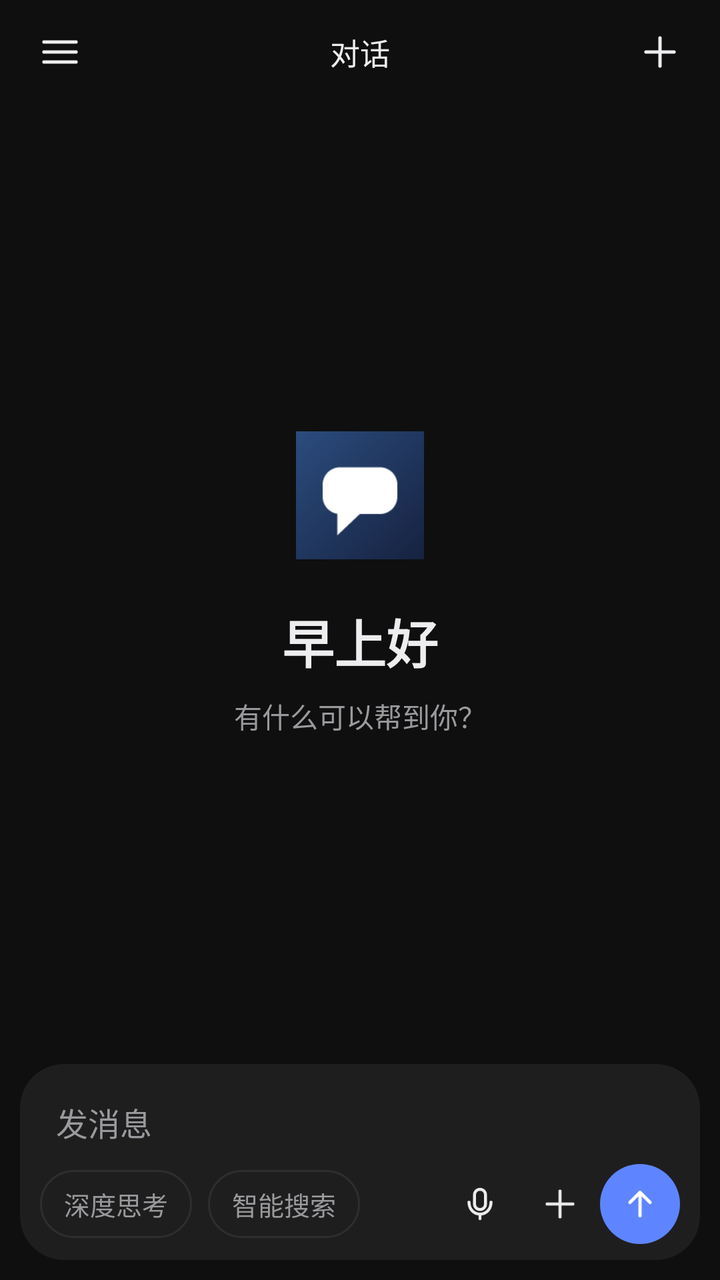
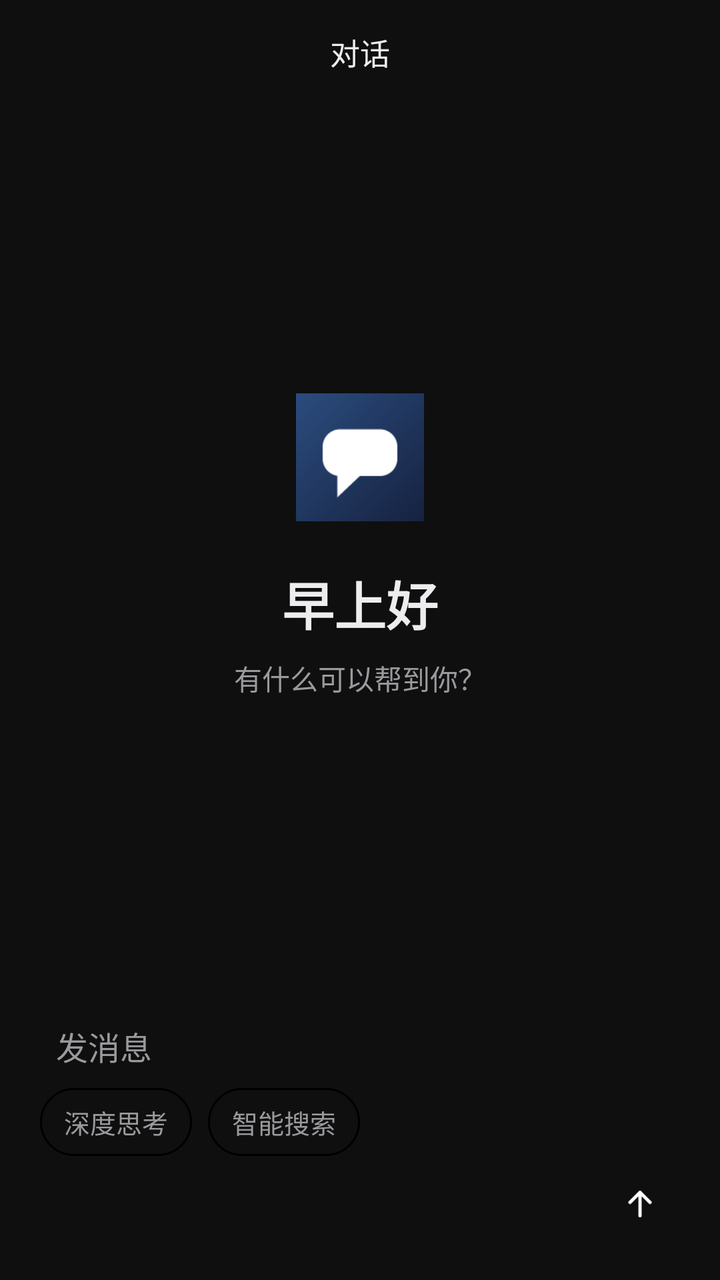

Two renders of the same Android screen: before a commit and after it. Below are the layout's source before the change and the commit's diff.
<!-- AndroidManifest.xml: application theme android:Theme.Material.NoActionBar -->
<!-- res/layout/activity_chat.xml -->
<?xml version="1.0" encoding="utf-8"?>
<FrameLayout xmlns:android="http://schemas.android.com/apk/res/android"
    android:layout_width="match_parent"
    android:layout_height="match_parent"
    android:background="@color/bg"
    android:fitsSystemWindows="true">

    <LinearLayout
        android:layout_width="match_parent"
        android:layout_height="match_parent"
        android:orientation="vertical">

        <FrameLayout
            android:layout_width="match_parent"
            android:layout_height="52dp">
            <ImageView
                android:id="@+id/menu"
                android:layout_width="44dp"
                android:layout_height="44dp"
                android:layout_gravity="start|center_vertical"
                android:layout_marginStart="8dp"
                android:padding="10dp"
                android:src="@drawable/ic_menu"
                android:contentDescription="菜单" />

            <TextView
                android:id="@+id/title"
                android:layout_width="wrap_content"
                android:layout_height="wrap_content"
                android:layout_gravity="center"
                android:ellipsize="end"
                android:maxLines="1"
                android:maxWidth="200dp"
                android:text="对话"
                android:textColor="@color/text"
                android:textSize="15sp" />

            <ImageView
                android:id="@+id/new_chat"
                android:layout_width="44dp"
                android:layout_height="44dp"
                android:layout_gravity="end|center_vertical"
                android:layout_marginEnd="8dp"
                android:padding="10dp"
                android:src="@drawable/ic_plus"
                android:contentDescription="新对话" />
        </FrameLayout>

        <TextView
            android:id="@+id/context_bar"
            android:layout_width="match_parent"
            android:layout_height="wrap_content"
            android:paddingStart="16dp"
            android:paddingEnd="16dp"
            android:paddingBottom="6dp"
            android:textSize="11sp"
            android:textColor="@color/text_dim"
            android:visibility="gone" />

        <FrameLayout
            android:layout_width="match_parent"
            android:layout_height="0dp"
            android:layout_weight="1">

            <ListView
                android:id="@+id/messages"
                android:layout_width="match_parent"
                android:layout_height="match_parent"
                android:divider="@null"
                android:dividerHeight="0dp"
                android:paddingStart="20dp"
                android:paddingEnd="20dp"
                android:paddingBottom="24dp"
                android:clipToPadding="false"
                android:stackFromBottom="true"
                android:transcriptMode="normal" />

            <LinearLayout
                android:id="@+id/welcome"
                android:layout_width="match_parent"
                android:layout_height="match_parent"
                android:gravity="center"
                android:orientation="vertical">

                <ImageView
                    android:layout_width="64dp"
                    android:layout_height="64dp"
                    android:src="@mipmap/ic_launcher"
                    android:contentDescription="logo" />

                <TextView
                    android:id="@+id/greeting"
                    android:layout_width="wrap_content"
                    android:layout_height="wrap_content"
                    android:layout_marginTop="22dp"
                    android:text="早上好"
                    android:textColor="@color/text"
                    android:textSize="26sp"
                    android:textStyle="bold" />

                <TextView
                    android:layout_width="wrap_content"
                    android:layout_height="wrap_content"
                    android:layout_marginTop="8dp"
                    android:text="有什么可以帮到你？"
                    android:textColor="@color/text_dim"
                    android:textSize="14sp" />
            </LinearLayout>
        </FrameLayout>

        <TextView
            android:id="@+id/attachments"
            android:layout_width="match_parent"
            android:layout_height="wrap_content"
            android:paddingStart="20dp"
            android:paddingEnd="20dp"
            android:paddingTop="4dp"
            android:textColor="@color/accent"
            android:textSize="12sp"
            android:visibility="gone" />

        <LinearLayout
            android:layout_width="match_parent"
            android:layout_height="wrap_content"
            android:layout_marginStart="10dp"
            android:layout_marginEnd="10dp"
            android:layout_marginBottom="10dp"
            android:background="@drawable/composer_bg"
            android:orientation="vertical"
            android:paddingStart="6dp"
            android:paddingEnd="6dp"
            android:paddingTop="4dp"
            android:paddingBottom="6dp">

            <EditText
                android:id="@+id/input"
                android:layout_width="match_parent"
                android:layout_height="wrap_content"
                android:background="@null"
                android:hint="发消息"
                android:imeOptions="actionNone"
                android:inputType="textMultiLine|textCapSentences"
                android:maxHeight="132dp"
                android:minHeight="46dp"
                android:paddingStart="12dp"
                android:paddingEnd="12dp"
                android:paddingTop="12dp"
                android:paddingBottom="8dp"
                android:textColor="@color/text"
                android:textColorHint="@color/text_dim"
                android:textSize="16sp" />

            <LinearLayout
                android:layout_width="match_parent"
                android:layout_height="wrap_content"
                android:gravity="center_vertical"
                android:orientation="horizontal"
                android:paddingStart="4dp"
                android:paddingEnd="4dp"
                android:paddingBottom="2dp">

                <TextView
                    android:id="@+id/thinking"
                    android:layout_width="wrap_content"
                    android:layout_height="34dp"
                    android:background="@drawable/pill"
                    android:gravity="center"
                    android:paddingStart="12dp"
                    android:paddingEnd="12dp"
                    android:text="深度思考"
                    android:textColor="@color/text_dim"
                    android:textSize="13sp" />

                <TextView
                    android:id="@+id/search"
                    android:layout_width="wrap_content"
                    android:layout_height="34dp"
                    android:layout_marginStart="8dp"
                    android:background="@drawable/pill"
                    android:gravity="center"
                    android:paddingStart="12dp"
                    android:paddingEnd="12dp"
                    android:text="智能搜索"
                    android:textColor="@color/text_dim"
                    android:textSize="13sp" />

                <View
                    android:layout_width="0dp"
                    android:layout_height="1dp"
                    android:layout_weight="1" />

                <ImageView
                    android:id="@+id/mic"
                    android:layout_width="40dp"
                    android:layout_height="40dp"
                    android:padding="9dp"
                    android:src="@drawable/ic_mic"
                    android:contentDescription="语音" />

                <ImageView
                    android:id="@+id/attach"
                    android:layout_width="40dp"
                    android:layout_height="40dp"
                    android:padding="9dp"
                    android:src="@drawable/ic_plus"
                    android:contentDescription="附件" />

                <ImageView
                    android:id="@+id/send"
                    android:layout_width="40dp"
                    android:layout_height="40dp"
                    android:background="@drawable/send_circle"
                    android:padding="10dp"
                    android:src="@drawable/ic_arrow_up"
                    android:contentDescription="发送" />
            </LinearLayout>
        </LinearLayout>
    </LinearLayout>

    <View
        android:id="@+id/scrim"
        android:layout_width="match_parent"
        android:layout_height="match_parent"
        android:background="#99000000"
        android:visibility="gone" />

    <LinearLayout
        android:id="@+id/drawer"
        android:layout_width="300dp"
        android:layout_height="match_parent"
        android:background="@color/surface"
        android:orientation="vertical"
        android:visibility="gone">

        <TextView
            android:layout_width="wrap_content"
            android:layout_height="wrap_content"
            android:paddingStart="20dp"
            android:paddingTop="22dp"
            android:paddingBottom="10dp"
            android:text="对话"
            android:textColor="@color/text"
            android:textSize="20sp"
            android:textStyle="bold" />

        <EditText
            android:id="@+id/drawer_search"
            android:layout_width="match_parent"
            android:layout_height="40dp"
            android:layout_marginStart="16dp"
            android:layout_marginEnd="16dp"
            android:layout_marginBottom="8dp"
            android:background="@drawable/composer_bg"
            android:hint="搜索对话"
            android:imeOptions="actionSearch"
            android:inputType="text"
            android:paddingStart="14dp"
            android:paddingEnd="14dp"
            android:singleLine="true"
            android:textColor="@color/text"
            android:textColorHint="@color/text_dim"
            android:textSize="14sp" />

        <TextView
            android:id="@+id/drawer_new"
            android:layout_width="match_parent"
            android:layout_height="48dp"
            android:gravity="center_vertical"
            android:paddingStart="20dp"
            android:paddingEnd="20dp"
            android:text="＋  新对话"
            android:textColor="@color/accent"
            android:textSize="15sp" />

        <ListView
            android:id="@+id/drawer_list"
            android:layout_width="match_parent"
            android:layout_height="0dp"
            android:layout_weight="1"
            android:divider="@null"
            android:dividerHeight="0dp" />

        <TextView
            android:id="@+id/drawer_settings"
            android:layout_width="match_parent"
            android:layout_height="52dp"
            android:gravity="center_vertical"
            android:paddingStart="20dp"
            android:paddingEnd="20dp"
            android:text="设置"
            android:textColor="@color/text_dim"
            android:textSize="15sp" />
    </LinearLayout>
</FrameLayout>
<!-- resources referenced by this layout -->
<resources>
  <color name="accent">#FF5E85FF</color>
  <color name="bg">#FF0F0F0F</color>
  <color name="surface">#FF1E1E1E</color>
  <color name="text">#FFEDEDEF</color>
  <color name="text_dim">#FF9A9A9E</color>
  <!-- drawable composer_bg (drawable) -->
  <?xml version="1.0" encoding="utf-8"?>
  <shape xmlns:android="http://schemas.android.com/apk/res/android" android:shape="rectangle">
      <solid android:color="@color/composer" />
      <corners android:radius="22dp" />
  </shape>
  <!-- drawable ic_arrow_up (drawable) -->
  <?xml version="1.0" encoding="utf-8"?>
  <vector xmlns:android="http://schemas.android.com/apk/res/android"
      android:width="24dp" android:height="24dp"
      android:viewportWidth="24" android:viewportHeight="24">
      <path android:pathData="M12,19 L12,5 M6,11 L12,5 L18,11"
          android:strokeColor="#FFFFFF" android:strokeWidth="2" android:strokeLineCap="round"
          android:strokeLineJoin="round" />
  </vector>
  <!-- drawable ic_menu (drawable) -->
  <?xml version="1.0" encoding="utf-8"?>
  <vector xmlns:android="http://schemas.android.com/apk/res/android"
      android:width="24dp" android:height="24dp"
      android:viewportWidth="24" android:viewportHeight="24">
      <path android:pathData="M4,7 L20,7 M4,12 L20,12 M4,17 L20,17"
          android:strokeColor="#EDEDEF" android:strokeWidth="1.7" android:strokeLineCap="round" />
  </vector>
  <!-- drawable ic_mic (drawable) -->
  <?xml version="1.0" encoding="utf-8"?>
  <vector xmlns:android="http://schemas.android.com/apk/res/android"
      android:width="24dp" android:height="24dp"
      android:viewportWidth="24" android:viewportHeight="24">
      <path android:pathData="M12,4 C10.3,4 9,5.3 9,7 L9,12 C9,13.7 10.3,15 12,15 C13.7,15 15,13.7 15,12 L15,7 C15,5.3 13.7,4 12,4 Z"
          android:strokeColor="#EDEDEF" android:strokeWidth="1.6" />
      <path android:pathData="M6,11 C6,14.9 8.7,17.5 12,17.5 C15.3,17.5 18,14.9 18,11 M12,17.5 L12,20"
          android:strokeColor="#EDEDEF" android:strokeWidth="1.6" android:strokeLineCap="round" />
  </vector>
  <!-- drawable ic_plus (drawable) -->
  <?xml version="1.0" encoding="utf-8"?>
  <vector xmlns:android="http://schemas.android.com/apk/res/android"
      android:width="24dp" android:height="24dp"
      android:viewportWidth="24" android:viewportHeight="24">
      <path android:pathData="M12,5 L12,19 M5,12 L19,12"
          android:strokeColor="#EDEDEF" android:strokeWidth="1.7" android:strokeLineCap="round" />
  </vector>
  <!-- drawable pill (drawable) -->
  <?xml version="1.0" encoding="utf-8"?>
  <shape xmlns:android="http://schemas.android.com/apk/res/android" android:shape="rectangle">
      <solid android:color="#00000000" />
      <corners android:radius="17dp" />
      <stroke android:width="1dp" android:color="@color/stroke" />
  </shape>
  <!-- drawable send_circle (drawable) -->
  <?xml version="1.0" encoding="utf-8"?>
  <shape xmlns:android="http://schemas.android.com/apk/res/android" android:shape="oval">
      <solid android:color="@color/accent" />
  </shape>
  <!-- mipmap ic_launcher: png bitmap (mipmap-hdpi, 1140 bytes) -->
  <color name="composer">#FF1E1E1E</color>
  <color name="stroke">#FF2E2E2E</color>
</resources>

<!-- the commit's change to res/layout/activity_chat.xml (unified diff, before → after) -->
@@ -184,11 +184,15 @@
                     android:textColor="@color/text_dim"
                     android:textSize="13sp" />
 
-                <View
-                    android:layout_width="0dp"
-                    android:layout_height="1dp"
-                    android:layout_weight="1" />
-
+            </LinearLayout>
+
+            <LinearLayout
+                android:layout_width="match_parent"
+                android:layout_height="44dp"
+                android:gravity="end|center_vertical"
+                android:orientation="horizontal"
+                android:paddingStart="4dp"
+                android:paddingEnd="4dp">
                 <ImageView
                     android:id="@+id/mic"
                     android:layout_width="40dp"
<!-- resource entries referenced after the edit -->
@@ -8,7 +8,7 @@
   <!-- drawable composer_bg (drawable) -->
   <?xml version="1.0" encoding="utf-8"?>
   <shape xmlns:android="http://schemas.android.com/apk/res/android" android:shape="rectangle">
-      <solid android:color="@color/composer" />
+      <solid android:color="?attr/ncComposer" />
       <corners android:radius="22dp" />
   </shape>
   <!-- drawable ic_arrow_up (drawable) -->
@@ -26,7 +26,7 @@
       android:width="24dp" android:height="24dp"
       android:viewportWidth="24" android:viewportHeight="24">
       <path android:pathData="M4,7 L20,7 M4,12 L20,12 M4,17 L20,17"
-          android:strokeColor="#EDEDEF" android:strokeWidth="1.7" android:strokeLineCap="round" />
+          android:strokeColor="?attr/ncText" android:strokeWidth="1.7" android:strokeLineCap="round" />
   </vector>
   <!-- drawable ic_mic (drawable) -->
   <?xml version="1.0" encoding="utf-8"?>
@@ -34,9 +34,9 @@
       android:width="24dp" android:height="24dp"
       android:viewportWidth="24" android:viewportHeight="24">
       <path android:pathData="M12,4 C10.3,4 9,5.3 9,7 L9,12 C9,13.7 10.3,15 12,15 C13.7,15 15,13.7 15,12 L15,7 C15,5.3 13.7,4 12,4 Z"
-          android:strokeColor="#EDEDEF" android:strokeWidth="1.6" />
+          android:strokeColor="?attr/ncText" android:strokeWidth="1.6" />
       <path android:pathData="M6,11 C6,14.9 8.7,17.5 12,17.5 C15.3,17.5 18,14.9 18,11 M12,17.5 L12,20"
-          android:strokeColor="#EDEDEF" android:strokeWidth="1.6" android:strokeLineCap="round" />
+          android:strokeColor="?attr/ncText" android:strokeWidth="1.6" android:strokeLineCap="round" />
   </vector>
   <!-- drawable ic_plus (drawable) -->
   <?xml version="1.0" encoding="utf-8"?>
@@ -44,22 +44,20 @@
       android:width="24dp" android:height="24dp"
       android:viewportWidth="24" android:viewportHeight="24">
       <path android:pathData="M12,5 L12,19 M5,12 L19,12"
-          android:strokeColor="#EDEDEF" android:strokeWidth="1.7" android:strokeLineCap="round" />
+          android:strokeColor="?attr/ncText" android:strokeWidth="1.7" android:strokeLineCap="round" />
   </vector>
   <!-- drawable pill (drawable) -->
   <?xml version="1.0" encoding="utf-8"?>
   <shape xmlns:android="http://schemas.android.com/apk/res/android" android:shape="rectangle">
       <solid android:color="#00000000" />
       <corners android:radius="17dp" />
-      <stroke android:width="1dp" android:color="@color/stroke" />
+      <stroke android:width="1dp" android:color="?attr/ncStroke" />
   </shape>
   <!-- drawable send_circle (drawable) -->
   <?xml version="1.0" encoding="utf-8"?>
   <shape xmlns:android="http://schemas.android.com/apk/res/android" android:shape="oval">
-      <solid android:color="@color/accent" />
+      <solid android:color="?attr/ncAccent" />
   </shape>
   <!-- mipmap ic_launcher: png bitmap (mipmap-hdpi, 1140 bytes) -->
-  <color name="composer">#FF1E1E1E</color>
-  <color name="stroke">#FF2E2E2E</color>
 </resources>
 
